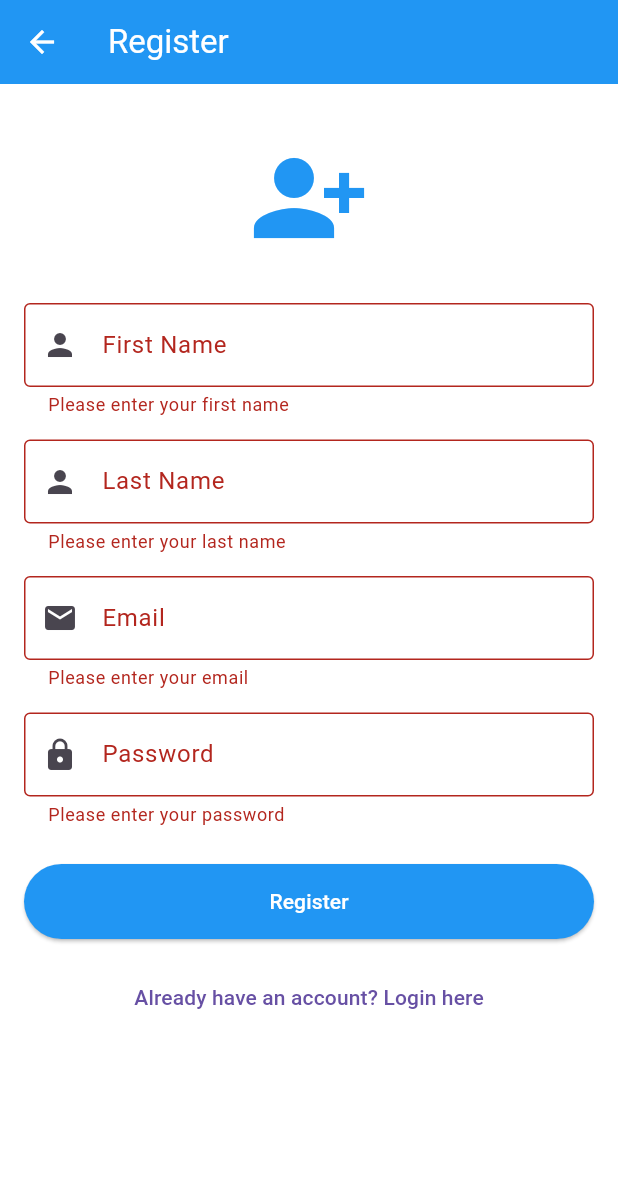
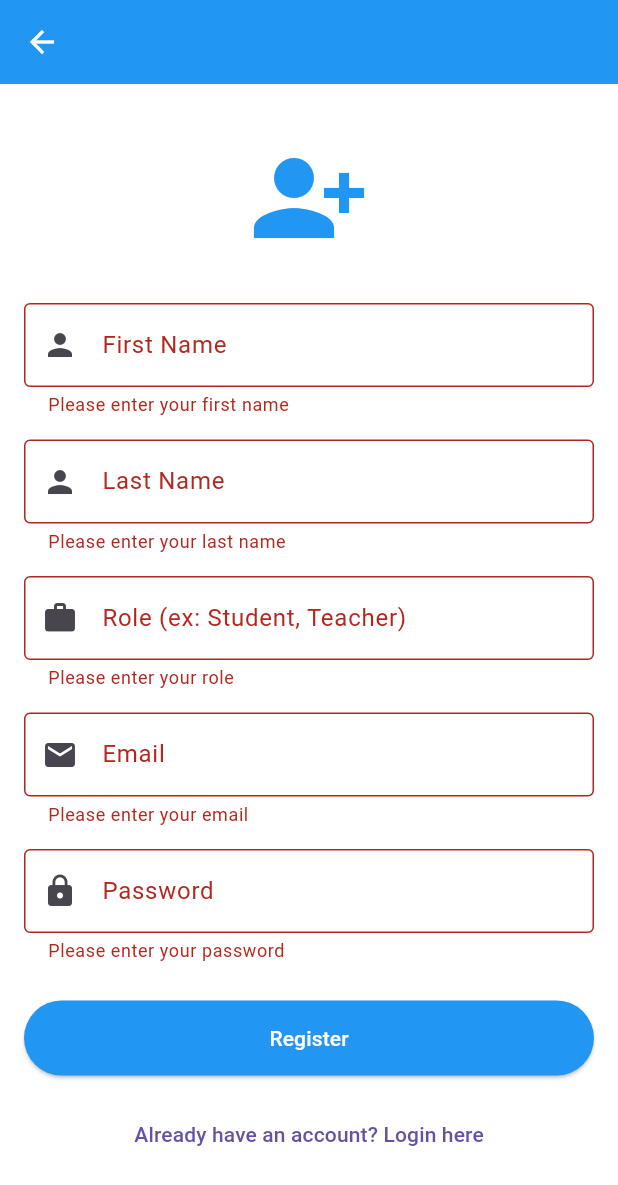
Before and after one commit to vk1hub/Message-Board-Application, a Flutter app: the RegisterPage screen opened directly, after a tap on "Register", on a phone screen of 412 x 824 dp. Shown: the top 1185 px of the screen. Run offline on Flutter 3.47's test engine with Material 3 defaults, Android fonts, the phone set to English and light mode, and no system bars; our stand-ins replace cloud_firestore, firebase_auth, firebase_core; accounts and stored records are empty.

Commit message:
Added role tracking on registration page

```diff
--- a/lib/register_page.dart
+++ b/lib/register_page.dart
@@ -14,6 +14,7 @@ class RegisterPageState extends State<RegisterPage> {
   final passwordController = TextEditingController();
   final firstNameController = TextEditingController();
   final lastNameController = TextEditingController();
+  final roleController = TextEditingController();
 
   final FirebaseAuth auth = FirebaseAuth.instance;
   final FirebaseFirestore firestore = FirebaseFirestore.instance;
@@ -38,7 +39,12 @@ class RegisterPageState extends State<RegisterPage> {
           'firstName': firstNameController.text,
           'lastName': lastNameController.text,
           'email': emailController.text,
+          'role': roleController.text,
           'registrationDateTime': DateTime.now(),
+        });
+
+        setState(() {
+          loadingCircle = false;
         });
 
         ScaffoldMessenger.of(
@@ -50,21 +56,21 @@ class RegisterPageState extends State<RegisterPage> {
           MaterialPageRoute(builder: (context) => LoginPage()),
         );
       } catch (e) {
+        setState(() {
+          loadingCircle = false;
+        });
+
         ScaffoldMessenger.of(context).showSnackBar(
           SnackBar(content: Text('Registration failed: ${e.toString()}')),
         );
       }
-
-      setState(() {
-        loadingCircle = false;
-      });
     }
   }
 
   @override
   Widget build(BuildContext context) {
     return Scaffold(
-      appBar: AppBar(title: Text('Register')),
+      appBar: AppBar(),
       body: SingleChildScrollView(
         padding: EdgeInsets.all(16.0),
         child: Form(
@@ -99,6 +105,21 @@ class RegisterPageState extends State<RegisterPage> {
                 validator: (value) {
                   if (value == null || value.isEmpty) {
                     return 'Please enter your last name';
+                  }
+                  return null;
+                },
+              ),
+              SizedBox(height: 15),
+              TextFormField(
+                controller: roleController,
+                decoration: InputDecoration(
+                  labelText: 'Role (ex: Student, Teacher)',
+                  border: OutlineInputBorder(),
+                  prefixIcon: Icon(Icons.work),
+                ),
+                validator: (value) {
+                  if (value == null || value.isEmpty) {
+                    return 'Please enter your role';
                   }
                   return null;
                 },
```
